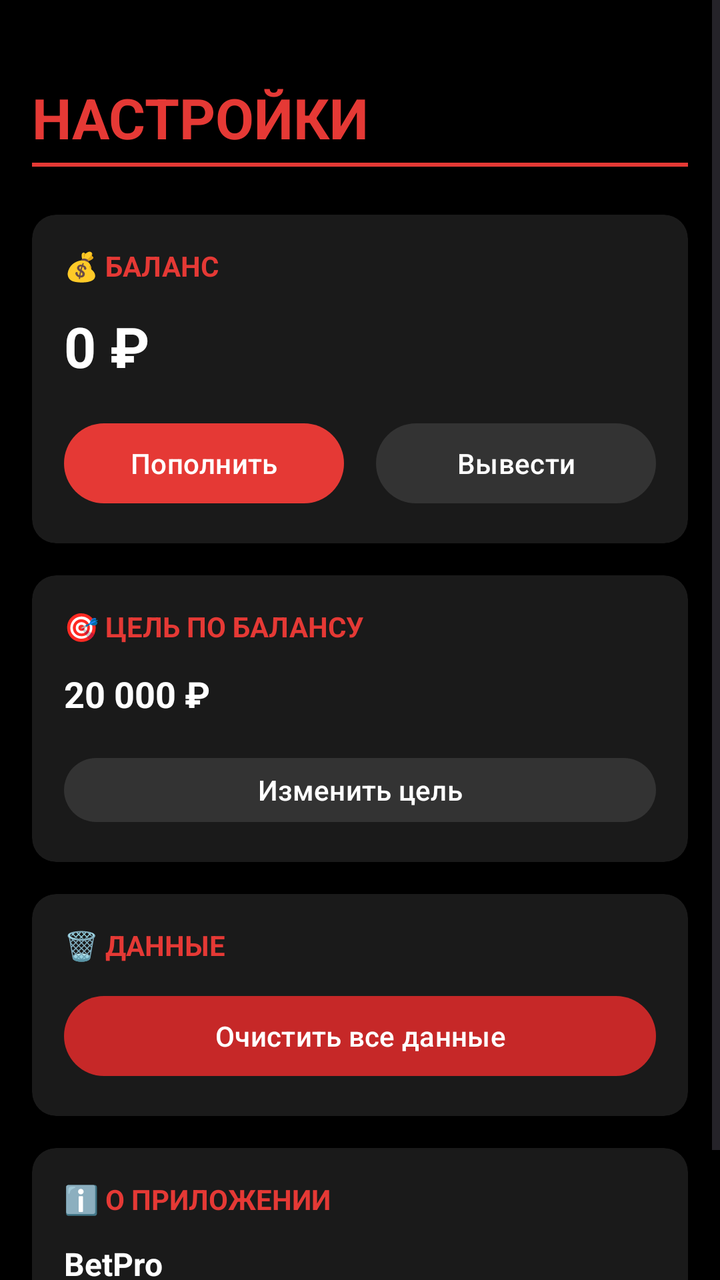
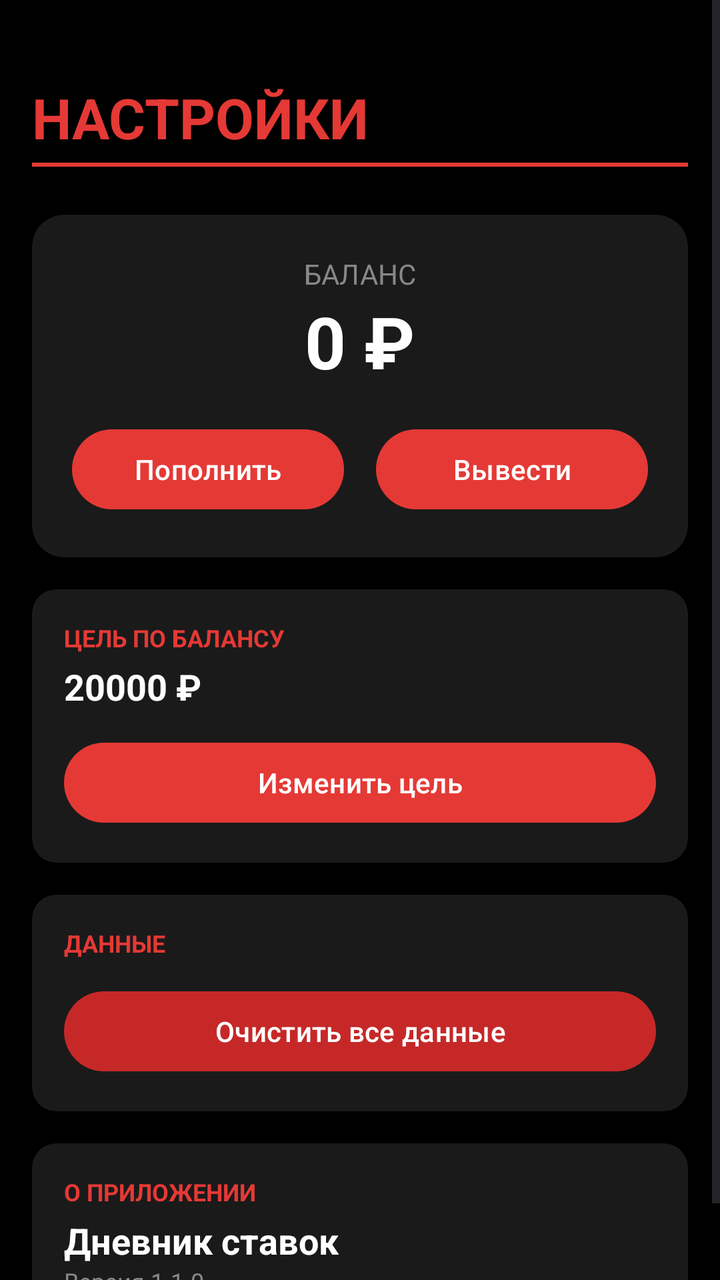

The first picture is an Android layout as it rendered before a commit; the second is the same layout after the commit. The layout source and the unified diff follow.
<!-- AndroidManifest.xml: application theme Theme.BetPro -->
<!-- res/layout/fragment_settings.xml -->
<?xml version="1.0" encoding="utf-8"?>
<ScrollView xmlns:android="http://schemas.android.com/apk/res/android"
    xmlns:app="http://schemas.android.com/apk/res-auto"
    android:layout_width="match_parent"
    android:layout_height="match_parent"
    android:background="@color/black"
    android:fillViewport="true">

    <LinearLayout
        android:layout_width="match_parent"
        android:layout_height="wrap_content"
        android:orientation="vertical"
        android:padding="16dp"
        android:paddingBottom="32dp">

        
        <TextView
            android:layout_width="wrap_content"
            android:layout_height="wrap_content"
            android:text="НАСТРОЙКИ"
            android:textColor="@color/red_main"
            android:textSize="28sp"
            android:textStyle="bold"
            android:layout_marginTop="24dp" />

        <View
            android:layout_width="match_parent"
            android:layout_height="2dp"
            android:background="@color/red_main"
            android:layout_marginTop="4dp"
            android:layout_marginBottom="24dp" />

        
        <androidx.cardview.widget.CardView
            android:layout_width="match_parent"
            android:layout_height="wrap_content"
            android:layout_marginBottom="16dp"
            app:cardCornerRadius="12dp"
            app:cardBackgroundColor="@color/black_soft"
            app:cardElevation="4dp">

            <LinearLayout
                android:layout_width="match_parent"
                android:layout_height="wrap_content"
                android:orientation="vertical"
                android:padding="16dp">

                <TextView
                    android:layout_width="wrap_content"
                    android:layout_height="wrap_content"
                    android:text="💰 БАЛАНС"
                    android:textColor="@color/red_main"
                    android:textSize="14sp"
                    android:textStyle="bold"
                    android:layout_marginBottom="12dp" />

                <TextView
                    android:id="@+id/settings_balance"
                    android:layout_width="wrap_content"
                    android:layout_height="wrap_content"
                    android:text="0 ₽"
                    android:textColor="@color/white"
                    android:textSize="28sp"
                    android:textStyle="bold"
                    android:layout_marginBottom="16dp" />

                <LinearLayout
                    android:layout_width="match_parent"
                    android:layout_height="wrap_content"
                    android:orientation="horizontal">

                    <com.google.android.material.button.MaterialButton
                        android:id="@+id/btn_deposit"
                        android:layout_width="0dp"
                        android:layout_height="48dp"
                        android:layout_weight="1"
                        android:layout_marginEnd="8dp"
                        android:text="Пополнить"
                        android:textColor="@color/white"
                        app:backgroundTint="@color/red_main"
                        app:cornerRadius="24dp" />

                    <com.google.android.material.button.MaterialButton
                        android:id="@+id/btn_withdraw"
                        android:layout_width="0dp"
                        android:layout_height="48dp"
                        android:layout_weight="1"
                        android:layout_marginStart="8dp"
                        android:text="Вывести"
                        android:textColor="@color/white"
                        app:backgroundTint="#333333"
                        app:cornerRadius="24dp" />

                </LinearLayout>

            </LinearLayout>

        </androidx.cardview.widget.CardView>

        
        <androidx.cardview.widget.CardView
            android:layout_width="match_parent"
            android:layout_height="wrap_content"
            android:layout_marginBottom="16dp"
            app:cardCornerRadius="12dp"
            app:cardBackgroundColor="@color/black_soft"
            app:cardElevation="4dp">

            <LinearLayout
                android:layout_width="match_parent"
                android:layout_height="wrap_content"
                android:orientation="vertical"
                android:padding="16dp">

                <TextView
                    android:layout_width="wrap_content"
                    android:layout_height="wrap_content"
                    android:text="🎯 ЦЕЛЬ ПО БАЛАНСУ"
                    android:textColor="@color/red_main"
                    android:textSize="14sp"
                    android:textStyle="bold"
                    android:layout_marginBottom="12dp" />

                <TextView
                    android:id="@+id/settings_goal"
                    android:layout_width="wrap_content"
                    android:layout_height="wrap_content"
                    android:text="20 000 ₽"
                    android:textColor="@color/white"
                    android:textSize="18sp"
                    android:textStyle="bold"
                    android:layout_marginBottom="16dp" />

                <com.google.android.material.button.MaterialButton
                    android:id="@+id/btn_set_goal"
                    android:layout_width="match_parent"
                    android:layout_height="40dp"
                    android:text="Изменить цель"
                    android:textColor="@color/white"
                    app:backgroundTint="#333333"
                    app:cornerRadius="20dp" />

            </LinearLayout>

        </androidx.cardview.widget.CardView>

        
        <androidx.cardview.widget.CardView
            android:layout_width="match_parent"
            android:layout_height="wrap_content"
            android:layout_marginBottom="16dp"
            app:cardCornerRadius="12dp"
            app:cardBackgroundColor="@color/black_soft"
            app:cardElevation="4dp">

            <LinearLayout
                android:layout_width="match_parent"
                android:layout_height="wrap_content"
                android:orientation="vertical"
                android:padding="16dp">

                <TextView
                    android:layout_width="wrap_content"
                    android:layout_height="wrap_content"
                    android:text="🗑️ ДАННЫЕ"
                    android:textColor="@color/red_main"
                    android:textSize="14sp"
                    android:textStyle="bold"
                    android:layout_marginBottom="12dp" />

                <com.google.android.material.button.MaterialButton
                    android:id="@+id/btn_clear_data"
                    android:layout_width="match_parent"
                    android:layout_height="48dp"
                    android:text="Очистить все данные"
                    android:textColor="@color/white"
                    app:backgroundTint="#C62828"
                    app:cornerRadius="24dp" />

            </LinearLayout>

        </androidx.cardview.widget.CardView>

        
        <androidx.cardview.widget.CardView
            android:layout_width="match_parent"
            android:layout_height="wrap_content"
            android:layout_marginBottom="16dp"
            app:cardCornerRadius="12dp"
            app:cardBackgroundColor="@color/black_soft"
            app:cardElevation="4dp">

            <LinearLayout
                android:layout_width="match_parent"
                android:layout_height="wrap_content"
                android:orientation="vertical"
                android:padding="16dp">

                <TextView
                    android:layout_width="wrap_content"
                    android:layout_height="wrap_content"
                    android:text="ℹ️ О ПРИЛОЖЕНИИ"
                    android:textColor="@color/red_main"
                    android:textSize="14sp"
                    android:textStyle="bold"
                    android:layout_marginBottom="12dp" />

                <TextView
                    android:layout_width="wrap_content"
                    android:layout_height="wrap_content"
                    android:text="BetPro"
                    android:textColor="@color/white"
                    android:textSize="16sp"
                    android:textStyle="bold" />

                <TextView
                    android:layout_width="wrap_content"
                    android:layout_height="wrap_content"
                    android:text="Версия 1.0.0"
                    android:textColor="@color/gray"
                    android:textSize="13sp"
                    android:layout_marginTop="4dp" />

            </LinearLayout>

        </androidx.cardview.widget.CardView>

    </LinearLayout>

</ScrollView>
<!-- resources referenced by this layout -->
<resources>
  <color name="black">#FF000000</color>
  <color name="black_soft">#FF1A1A1A</color>
  <color name="gray">#FF888888</color>
  <color name="red_main">#FFE53935</color>
  <color name="white">#FFFFFFFF</color>
  <style name="Theme.BetPro" parent="Theme.Material3.DayNight.NoActionBar">
          <item name="colorPrimary">@color/red_main</item>
          <item name="colorPrimaryVariant">@color/red_dark</item>
          <item name="colorOnPrimary">@color/white</item>
  
          <item name="android:colorBackground">@color/black</item>
          <item name="colorSurface">@color/black_soft</item>
          <item name="colorOnSurface">@color/white</item>
          <item name="bottomNavigationStyle">@style/BottomNavigation</item>
          <item name="android:statusBarColor">@color/black</item>
      </style>
  <color name="red_dark">#FFC62828</color>
  <style name="BottomNavigation" parent="Widget.Design.BottomNavigationView">
          <item name="itemIconTint">@color/bottom_nav_color</item>
          <item name="itemTextColor">@color/bottom_nav_color</item>
      </style>
</resources>

<!-- the commit's change to res/layout/fragment_settings.xml (unified diff, before → after) -->
@@ -10,10 +10,8 @@
         android:layout_width="match_parent"
         android:layout_height="wrap_content"
         android:orientation="vertical"
-        android:padding="16dp"
-        android:paddingBottom="32dp">
-
-        
+        android:padding="16dp">
+
         <TextView
             android:layout_width="wrap_content"
             android:layout_height="wrap_content"
@@ -34,43 +32,42 @@
         <androidx.cardview.widget.CardView
             android:layout_width="match_parent"
             android:layout_height="wrap_content"
-            android:layout_marginBottom="16dp"
-            app:cardCornerRadius="12dp"
+            app:cardCornerRadius="16dp"
             app:cardBackgroundColor="@color/black_soft"
-            app:cardElevation="4dp">
-
-            <LinearLayout
-                android:layout_width="match_parent"
-                android:layout_height="wrap_content"
-                android:orientation="vertical"
-                android:padding="16dp">
-
-                <TextView
-                    android:layout_width="wrap_content"
-                    android:layout_height="wrap_content"
-                    android:text="💰 БАЛАНС"
-                    android:textColor="@color/red_main"
-                    android:textSize="14sp"
-                    android:textStyle="bold"
-                    android:layout_marginBottom="12dp" />
-
-                <TextView
-                    android:id="@+id/settings_balance"
+            app:cardElevation="4dp"
+            android:layout_marginBottom="16dp">
+
+            <LinearLayout
+                android:layout_width="match_parent"
+                android:layout_height="wrap_content"
+                android:orientation="vertical"
+                android:padding="20dp"
+                android:gravity="center">
+
+                <TextView
+                    android:layout_width="wrap_content"
+                    android:layout_height="wrap_content"
+                    android:text="БАЛАНС"
+                    android:textColor="@color/gray"
+                    android:textSize="14sp" />
+
+                <TextView
+                    android:id="@+id/settingsBalance"
                     android:layout_width="wrap_content"
                     android:layout_height="wrap_content"
                     android:text="0 ₽"
                     android:textColor="@color/white"
-                    android:textSize="28sp"
-                    android:textStyle="bold"
-                    android:layout_marginBottom="16dp" />
+                    android:textSize="36sp"
+                    android:textStyle="bold" />
 
                 <LinearLayout
                     android:layout_width="match_parent"
                     android:layout_height="wrap_content"
-                    android:orientation="horizontal">
+                    android:orientation="horizontal"
+                    android:layout_marginTop="16dp">
 
                     <com.google.android.material.button.MaterialButton
-                        android:id="@+id/btn_deposit"
+                        android:id="@+id/depositBtn"
                         android:layout_width="0dp"
                         android:layout_height="48dp"
                         android:layout_weight="1"
@@ -81,30 +78,26 @@
                         app:cornerRadius="24dp" />
 
                     <com.google.android.material.button.MaterialButton
-                        android:id="@+id/btn_withdraw"
+                        android:id="@+id/withdrawBtn"
                         android:layout_width="0dp"
                         android:layout_height="48dp"
                         android:layout_weight="1"
                         android:layout_marginStart="8dp"
                         android:text="Вывести"
                         android:textColor="@color/white"
-                        app:backgroundTint="#333333"
+                        app:backgroundTint="@color/red_main"
                         app:cornerRadius="24dp" />
-
                 </LinearLayout>
-
-            </LinearLayout>
-
-        </androidx.cardview.widget.CardView>
-
-        
-        <androidx.cardview.widget.CardView
-            android:layout_width="match_parent"
-            android:layout_height="wrap_content"
-            android:layout_marginBottom="16dp"
+            </LinearLayout>
+        </androidx.cardview.widget.CardView>
+
+        
+        <androidx.cardview.widget.CardView
+            android:layout_width="match_parent"
+            android:layout_height="wrap_content"
             app:cardCornerRadius="12dp"
             app:cardBackgroundColor="@color/black_soft"
-            app:cardElevation="4dp">
+            android:layout_marginBottom="16dp">
 
             <LinearLayout
                 android:layout_width="match_parent"
@@ -115,43 +108,40 @@
                 <TextView
                     android:layout_width="wrap_content"
                     android:layout_height="wrap_content"
-                    android:text="🎯 ЦЕЛЬ ПО БАЛАНСУ"
+                    android:text="ЦЕЛЬ ПО БАЛАНСУ"
                     android:textColor="@color/red_main"
-                    android:textSize="14sp"
-                    android:textStyle="bold"
-                    android:layout_marginBottom="12dp" />
-
-                <TextView
-                    android:id="@+id/settings_goal"
-                    android:layout_width="wrap_content"
-                    android:layout_height="wrap_content"
-                    android:text="20 000 ₽"
+                    android:textSize="12sp"
+                    android:textStyle="bold" />
+
+                <TextView
+                    android:id="@+id/settingsGoal"
+                    android:layout_width="wrap_content"
+                    android:layout_height="wrap_content"
+                    android:text="20000 ₽"
                     android:textColor="@color/white"
                     android:textSize="18sp"
                     android:textStyle="bold"
-                    android:layout_marginBottom="16dp" />
+                    android:layout_marginTop="4dp"
+                    android:layout_marginBottom="12dp" />
 
                 <com.google.android.material.button.MaterialButton
-                    android:id="@+id/btn_set_goal"
+                    android:id="@+id/setGoalBtn"
                     android:layout_width="match_parent"
-                    android:layout_height="40dp"
+                    android:layout_height="48dp"
                     android:text="Изменить цель"
                     android:textColor="@color/white"
-                    app:backgroundTint="#333333"
-                    app:cornerRadius="20dp" />
-
-            </LinearLayout>
-
-        </androidx.cardview.widget.CardView>
-
-        
-        <androidx.cardview.widget.CardView
-            android:layout_width="match_parent"
-            android:layout_height="wrap_content"
-            android:layout_marginBottom="16dp"
+                    app:backgroundTint="@color/red_main"
+                    app:cornerRadius="24dp" />
+            </LinearLayout>
+        </androidx.cardview.widget.CardView>
+
+        
+        <androidx.cardview.widget.CardView
+            android:layout_width="match_parent"
+            android:layout_height="wrap_content"
             app:cardCornerRadius="12dp"
             app:cardBackgroundColor="@color/black_soft"
-            app:cardElevation="4dp">
+            android:layout_marginBottom="16dp">
 
             <LinearLayout
                 android:layout_width="match_parent"
@@ -162,33 +152,29 @@
                 <TextView
                     android:layout_width="wrap_content"
                     android:layout_height="wrap_content"
-                    android:text="🗑️ ДАННЫЕ"
+                    android:text="ДАННЫЕ"
                     android:textColor="@color/red_main"
-                    android:textSize="14sp"
-                    android:textStyle="bold"
-                    android:layout_marginBottom="12dp" />
+                    android:textSize="12sp"
+                    android:textStyle="bold" />
 
                 <com.google.android.material.button.MaterialButton
-                    android:id="@+id/btn_clear_data"
+                    android:id="@+id/clearDataBtn"
                     android:layout_width="match_parent"
                     android:layout_height="48dp"
                     android:text="Очистить все данные"
                     android:textColor="@color/white"
-                    app:backgroundTint="#C62828"
-                    app:cornerRadius="24dp" />
-
-            </LinearLayout>
-
-        </androidx.cardview.widget.CardView>
-
-        
-        <androidx.cardview.widget.CardView
-            android:layout_width="match_parent"
-            android:layout_height="wrap_content"
-            android:layout_marginBottom="16dp"
+                    app:backgroundTint="@color/red_dark"
+                    app:cornerRadius="24dp"
+                    android:layout_marginTop="12dp" />
+            </LinearLayout>
+        </androidx.cardview.widget.CardView>
+
+        
+        <androidx.cardview.widget.CardView
+            android:layout_width="match_parent"
+            android:layout_height="wrap_content"
             app:cardCornerRadius="12dp"
-            app:cardBackgroundColor="@color/black_soft"
-            app:cardElevation="4dp">
+            app:cardBackgroundColor="@color/black_soft">
 
             <LinearLayout
                 android:layout_width="match_parent"
@@ -199,32 +185,28 @@
                 <TextView
                     android:layout_width="wrap_content"
                     android:layout_height="wrap_content"
-                    android:text="ℹ️ О ПРИЛОЖЕНИИ"
+                    android:text="О ПРИЛОЖЕНИИ"
                     android:textColor="@color/red_main"
-                    android:textSize="14sp"
+                    android:textSize="12sp"
+                    android:textStyle="bold" />
+
+                <TextView
+                    android:layout_width="wrap_content"
+                    android:layout_height="wrap_content"
+                    android:text="Дневник ставок"
+                    android:textColor="@color/white"
+                    android:textSize="18sp"
                     android:textStyle="bold"
-                    android:layout_marginBottom="12dp" />
-
-                <TextView
-                    android:layout_width="wrap_content"
-                    android:layout_height="wrap_content"
-                    android:text="BetPro"
-                    android:textColor="@color/white"
-                    android:textSize="16sp"
-                    android:textStyle="bold" />
-
-                <TextView
-                    android:layout_width="wrap_content"
-                    android:layout_height="wrap_content"
-                    android:text="Версия 1.0.0"
+                    android:layout_marginTop="4dp" />
+
+                <TextView
+                    android:layout_width="wrap_content"
+                    android:layout_height="wrap_content"
+                    android:text="Версия 1.1.0"
                     android:textColor="@color/gray"
-                    android:textSize="13sp"
-                    android:layout_marginTop="4dp" />
-
-            </LinearLayout>
-
+                    android:textSize="12sp" />
+            </LinearLayout>
         </androidx.cardview.widget.CardView>
 
     </LinearLayout>
-
 </ScrollView>
